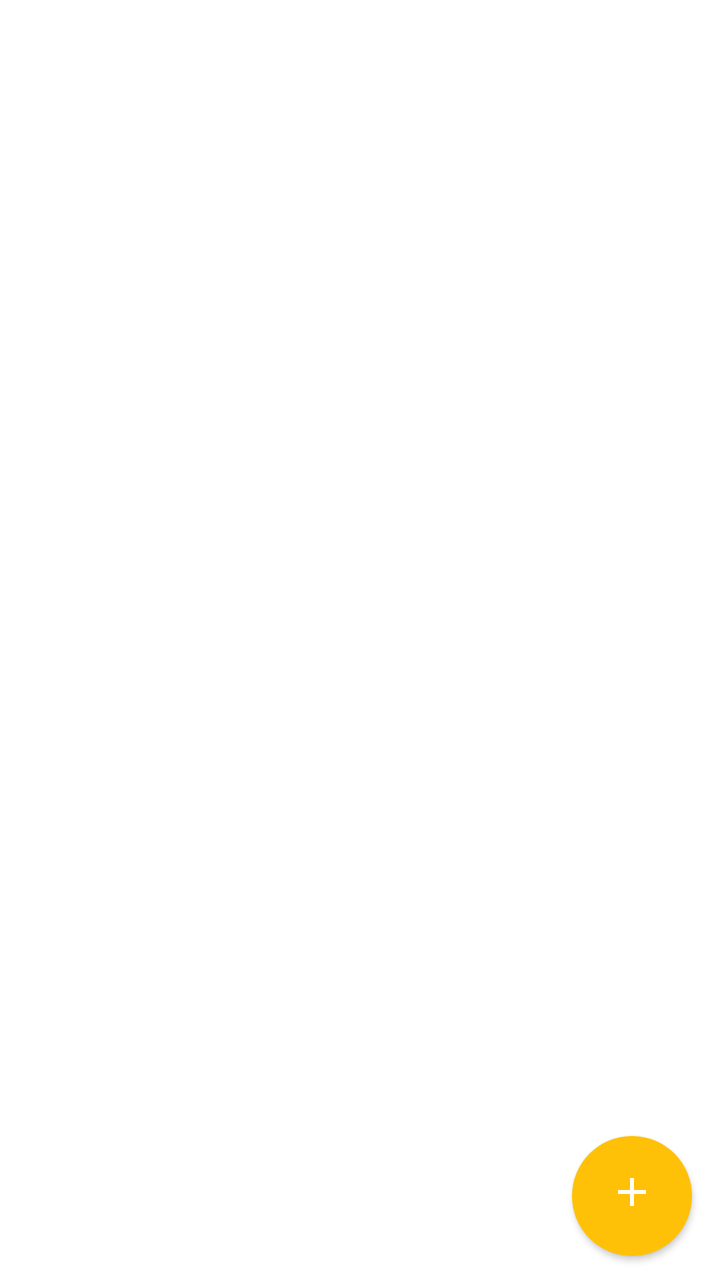
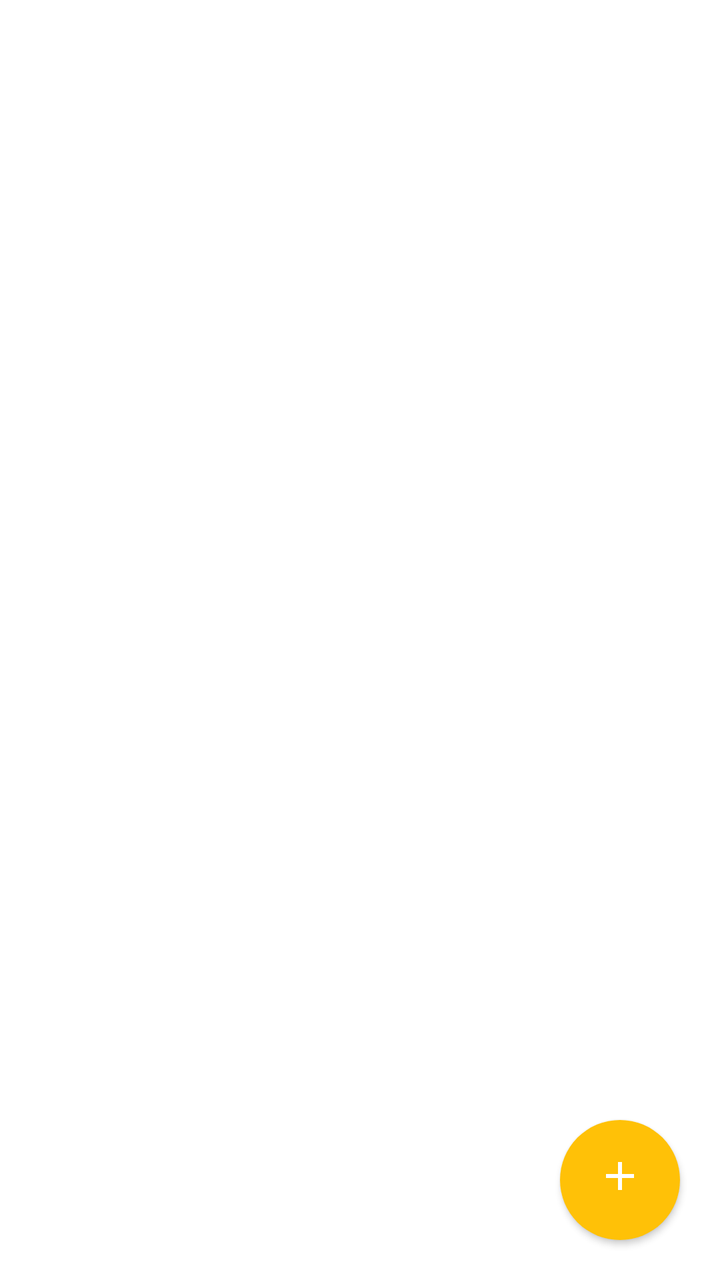

An Android layout rendered at two revisions. The XML below is the earlier revision; the diff shows what the commit changed to produce the second picture.
<!-- AndroidManifest.xml: application theme BugleTheme.ConversationListActivity -->
<!-- res/layout/conversation_list_activity.xml -->
<FrameLayout xmlns:android="http://schemas.android.com/apk/res/android" android:layout_width="match_parent" android:layout_height="match_parent">
    <android.support.v7.widget.RecyclerView android:id="@+id/conversation_list" android:layout_width="match_parent" android:layout_height="match_parent" android:paddingTop="@dimen/conversation_list_first_item_extra_padding" android:clipToPadding="true"/>
    <TextView android:id="@+id/no_conversations_view" android:layout_width="match_parent" android:layout_height="match_parent" android:gravity="center" android:text="@string/no_conversations" android:textColor="@color/conversation_list_details" android:visibility="gone"/>
    <ImageView android:id="@+id/start_new_conversation_button" android:layout_width="@dimen/fab_size" android:layout_height="@dimen/fab_size" android:layout_gravity="bottom|end" android:layout_marginBottom="@dimen/fab_bottom_margin" android:layout_marginEnd="@dimen/fab_left_right_margin" android:paddingBottom="@dimen/fab_padding_bottom" android:background="@drawable/fab_new_message_bg" android:elevation="@dimen/fab_elevation" android:scaleType="center" android:src="@drawable/ic_add_white" android:contentDescription="@string/start_new_conversation"/>
</FrameLayout>
<!-- resources referenced by this layout -->
<resources>
  <color name="conversation_list_details">#8A000000</color>
  <dimen name="conversation_list_first_item_extra_padding">16dp</dimen>
  <dimen name="fab_bottom_margin">12dp</dimen>
  <dimen name="fab_elevation">2dp</dimen>
  <dimen name="fab_left_right_margin">14dp</dimen>
  <dimen name="fab_padding_bottom">4dp</dimen>
  <dimen name="fab_size">60dp</dimen>
  <!-- drawable fab_new_message_bg (drawable) -->
  <selector xmlns:android="http://schemas.android.com/apk/res/android"><item android:state_pressed="true"><shape android:shape="oval"><solid android:color="@color/fab_pressed_color"/></shape></item><item><shape android:shape="oval"><solid android:color="@color/fab_color"/></shape></item></selector>
  <!-- drawable ic_add_white (drawable) -->
  <vector xmlns:android="http://schemas.android.com/apk/res/android" android:width="24dp" android:height="24dp" android:viewportWidth="24" android:viewportHeight="24"><path android:fillColor="#FFFFFFFF" android:pathData="M11,5h2v6h6v2h-6v6h-2v-6H5v-2h6z"/></vector>
  <string name="no_conversations">No conversations</string>
  <string name="start_new_conversation">Start new conversation</string>
  <style name="BugleTheme.ConversationListActivity" parent="BugleTheme"><item name="android:windowBackground">@android:color/white</item></style>
  <color name="fab_pressed_color">#FFA000</color>
  <color name="fab_color">#FFC107</color>
  <style name="BugleTheme" parent="BugleBaseTheme"><item name="colorPrimary">@color/action_bar_background_color</item><item name="colorPrimaryDark">@color/action_bar_background_color_dark</item><item name="colorAccent">@color/action_bar_background_color</item><item name="actionBarStyle">@style/BugleActionBar</item></style>
  <style name="BugleBaseTheme" parent="Theme.AppCompat.Light.DarkActionBar"><item name="windowActionModeOverlay">true</item></style>
  <color name="action_bar_background_color">#039BE5</color>
  <color name="action_bar_background_color_dark">#0277BD</color>
  <style name="BugleActionBar" parent="Widget.AppCompat.Light.ActionBar.Solid"><item name="height">@dimen/action_bar_height</item><item name="titleTextStyle">@style/BugleActionBarTitleTextStyle</item></style>
  <dimen name="action_bar_height">56dp</dimen>
  <style name="BugleActionBarTitleTextStyle" parent="TextAppearance.AppCompat.Widget.ActionBar.Title"><item name="android:textColor">@color/action_bar_title_text_color</item><item name="android:textSize">@dimen/action_bar_text_size</item><item name="android:lines">1</item></style>
  <color name="action_bar_title_text_color">#FFFFFFFF</color>
  <dimen name="action_bar_text_size">20sp</dimen>
</resources>

<!-- the commit's change to res/layout/conversation_list_activity.xml (unified diff, before → after) -->
@@ -1,5 +1,5 @@
 <FrameLayout xmlns:android="http://schemas.android.com/apk/res/android" android:layout_width="match_parent" android:layout_height="match_parent">
-    <android.support.v7.widget.RecyclerView android:id="@+id/conversation_list" android:layout_width="match_parent" android:layout_height="match_parent" android:paddingTop="@dimen/conversation_list_first_item_extra_padding" android:clipToPadding="true"/>
-    <TextView android:id="@+id/no_conversations_view" android:layout_width="match_parent" android:layout_height="match_parent" android:gravity="center" android:text="@string/no_conversations" android:textColor="@color/conversation_list_details" android:visibility="gone"/>
-    <ImageView android:id="@+id/start_new_conversation_button" android:layout_width="@dimen/fab_size" android:layout_height="@dimen/fab_size" android:layout_gravity="bottom|end" android:layout_marginBottom="@dimen/fab_bottom_margin" android:layout_marginEnd="@dimen/fab_left_right_margin" android:paddingBottom="@dimen/fab_padding_bottom" android:background="@drawable/fab_new_message_bg" android:elevation="@dimen/fab_elevation" android:scaleType="center" android:src="@drawable/ic_add_white" android:contentDescription="@string/start_new_conversation"/>
+    <android.support.v7.widget.RecyclerView android:id="@+id/conversation_list" android:layout_width="match_parent" android:layout_height="match_parent" android:paddingTop="@dimen/conversation_list_first_item_extra_padding" android:paddingBottom="104dp" android:clipToPadding="false"/>
+    <TextView android:id="@+id/no_conversations_view" android:layout_width="match_parent" android:layout_height="match_parent" android:gravity="center" android:padding="32dp" android:textSize="18sp" android:text="@string/no_conversations" android:textColor="@color/conversation_list_details" android:visibility="gone"/>
+    <ImageButton android:id="@+id/start_new_conversation_button" android:layout_width="@dimen/fab_size" android:layout_height="@dimen/fab_size" android:layout_gravity="bottom|end" android:layout_marginBottom="@dimen/fab_bottom_margin" android:layout_marginEnd="@dimen/fab_left_right_margin" android:paddingBottom="@dimen/fab_padding_bottom" android:background="@drawable/fab_new_message_bg" android:elevation="@dimen/fab_elevation" android:scaleType="center" android:src="@drawable/ic_add_white" android:contentDescription="@string/start_new_conversation"/>
 </FrameLayout>
<!-- resource entries referenced after the edit -->
@@ -1,10 +1,10 @@
 <!-- resources referenced by this layout -->
 <resources>
   <color name="conversation_list_details">#8A000000</color>
-  <dimen name="conversation_list_first_item_extra_padding">16dp</dimen>
-  <dimen name="fab_bottom_margin">12dp</dimen>
+  <dimen name="conversation_list_first_item_extra_padding">8dp</dimen>
+  <dimen name="fab_bottom_margin">20dp</dimen>
   <dimen name="fab_elevation">2dp</dimen>
-  <dimen name="fab_left_right_margin">14dp</dimen>
+  <dimen name="fab_left_right_margin">20dp</dimen>
   <dimen name="fab_padding_bottom">4dp</dimen>
   <dimen name="fab_size">60dp</dimen>
   <!-- drawable fab_new_message_bg (drawable) -->
@@ -17,7 +17,7 @@
   <color name="fab_pressed_color">#FFA000</color>
   <color name="fab_color">#FFC107</color>
   <style name="BugleTheme" parent="BugleBaseTheme"><item name="colorPrimary">@color/action_bar_background_color</item><item name="colorPrimaryDark">@color/action_bar_background_color_dark</item><item name="colorAccent">@color/action_bar_background_color</item><item name="actionBarStyle">@style/BugleActionBar</item></style>
-  <style name="BugleBaseTheme" parent="Theme.AppCompat.Light.DarkActionBar"><item name="windowActionModeOverlay">true</item></style>
+  <style name="BugleBaseTheme" parent="Theme.AppCompat.Light.NoActionBar"><item name="windowActionModeOverlay">true</item></style>
   <color name="action_bar_background_color">#039BE5</color>
   <color name="action_bar_background_color_dark">#0277BD</color>
   <style name="BugleActionBar" parent="Widget.AppCompat.Light.ActionBar.Solid"><item name="height">@dimen/action_bar_height</item><item name="titleTextStyle">@style/BugleActionBarTitleTextStyle</item></style>
